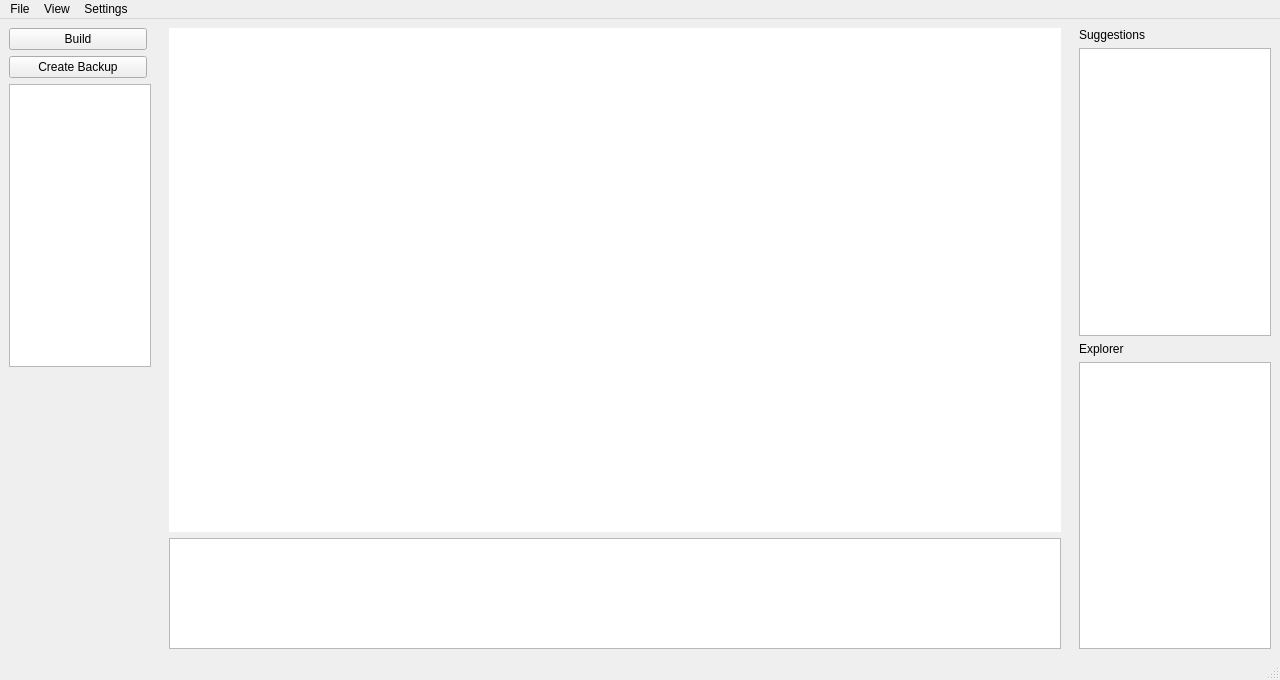
The window that torielwindow.ui (zKiwiko/Toriel-IDE) describes before a commit, drawn with Qt 5.
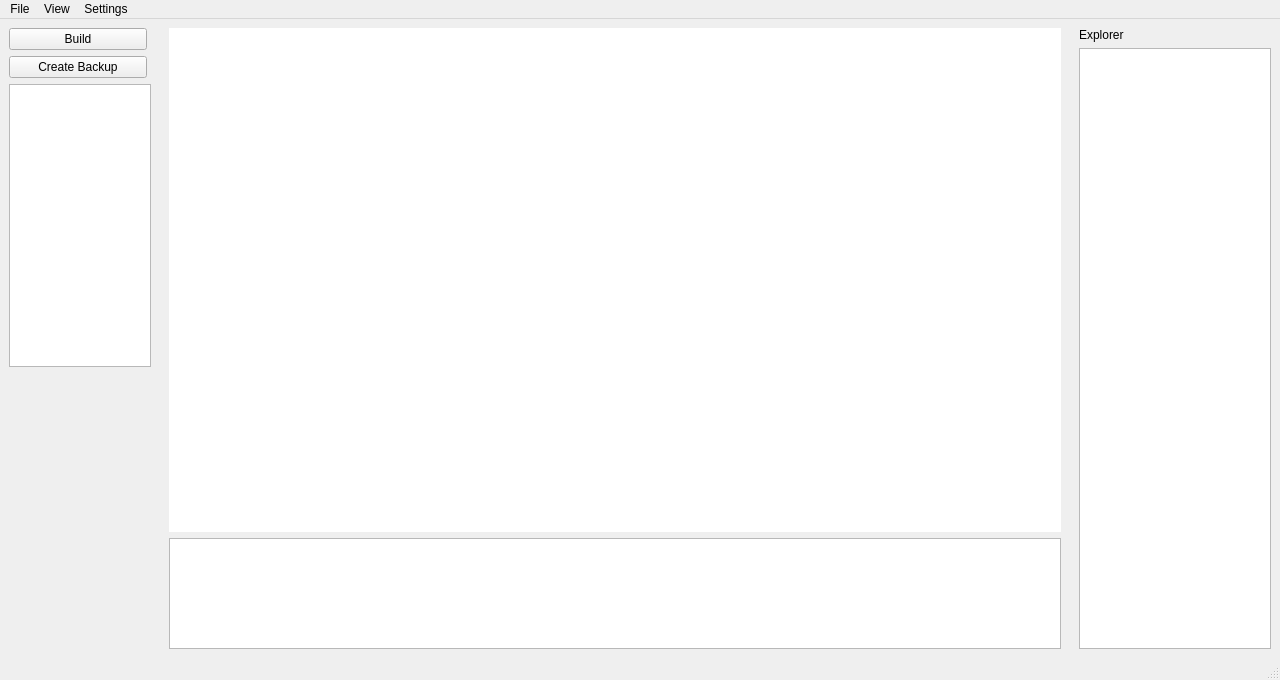
The same window after the commit. Icons and pictures are not drawn.

The edit to the form file:
```diff
--- a/torielwindow.ui
+++ b/torielwindow.ui
@@ -236,35 +236,6 @@
        </size>
       </property>
       <layout class="QVBoxLayout" name="verticalLayout_4">
-       <item>
-        <widget class="QLabel" name="label">
-         <property name="text">
-          <string>Suggestions</string>
-         </property>
-        </widget>
-       </item>
-       <item>
-        <widget class="QPlainTextEdit" name="suggestions">
-         <property name="sizePolicy">
-          <sizepolicy hsizetype="Fixed" vsizetype="Expanding">
-           <horstretch>0</horstretch>
-           <verstretch>0</verstretch>
-          </sizepolicy>
-         </property>
-         <property name="maximumSize">
-          <size>
-           <width>201</width>
-           <height>16777215</height>
-          </size>
-         </property>
-         <property name="cursor" stdset="0">
-          <cursorShape>CrossCursor</cursorShape>
-         </property>
-         <property name="readOnly">
-          <bool>true</bool>
-         </property>
-        </widget>
-       </item>
        <item>
         <widget class="QLabel" name="label_2">
          <property name="text">
@@ -273,26 +244,7 @@
         </widget>
        </item>
        <item>
-        <widget class="QPlainTextEdit" name="explorer">
-         <property name="sizePolicy">
-          <sizepolicy hsizetype="Fixed" vsizetype="Expanding">
-           <horstretch>0</horstretch>
-           <verstretch>0</verstretch>
-          </sizepolicy>
-         </property>
-         <property name="maximumSize">
-          <size>
-           <width>201</width>
-           <height>16777215</height>
-          </size>
-         </property>
-         <property name="cursor" stdset="0">
-          <cursorShape>CrossCursor</cursorShape>
-         </property>
-         <property name="readOnly">
-          <bool>true</bool>
-         </property>
-        </widget>
+        <widget class="QListView" name="explorer"/>
        </item>
       </layout>
      </widget>
```
Left out of the diff: 6 changed lines with no effect on the pictures.
